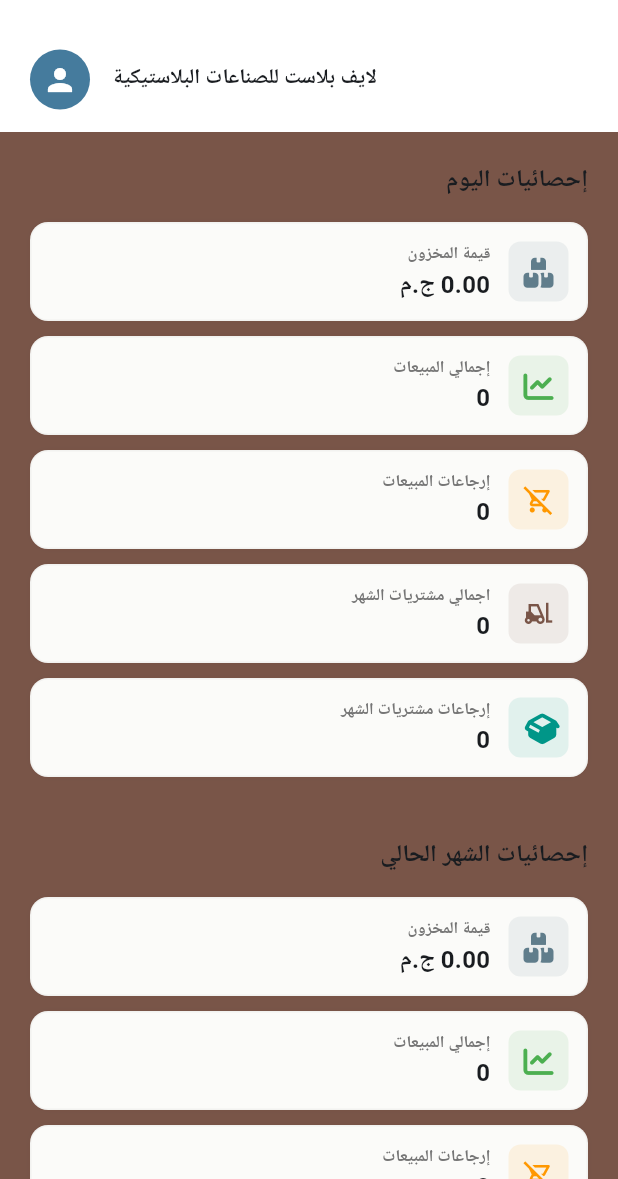
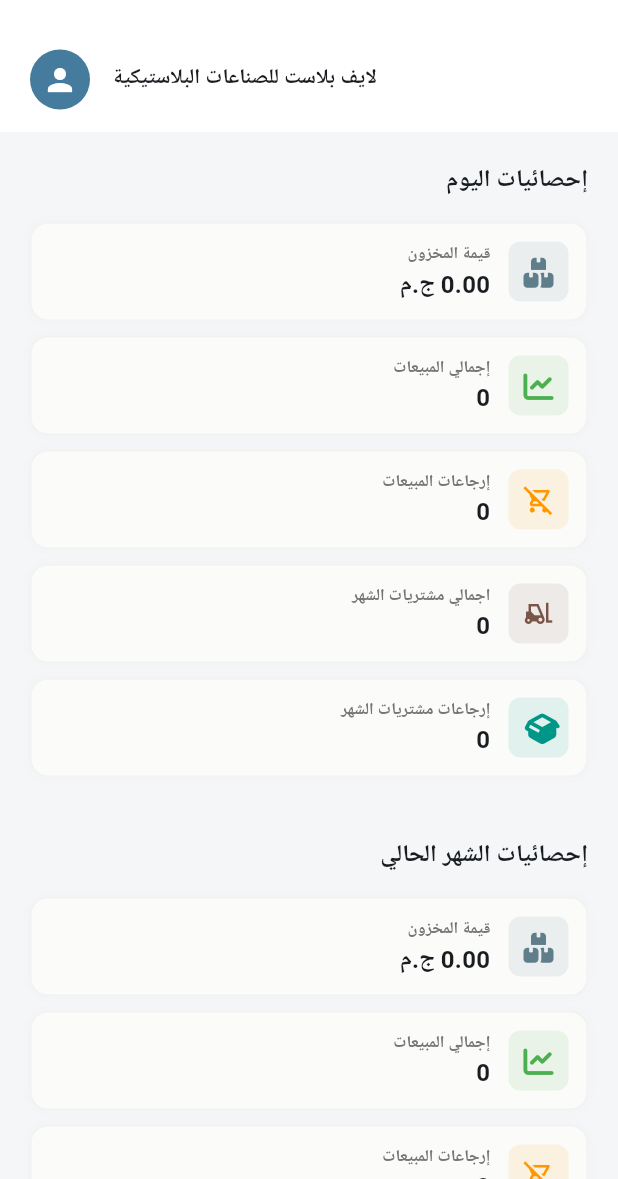
Before and after one commit to Mohamed-Kamal-1/life_plast, a Flutter app: the screen it shows after launch, on a phone screen of 412 x 824 dp, the part 57-1236 px from its top. Run offline on Flutter 3.47's test engine with Material 3 defaults, Android fonts, the phone set to English and light mode, and no system bars; our stand-ins replace flutter_bloc, font_awesome_flutter, get_it, google_fonts, injectable, pdf and 2 more; Roboto replaces fonts that are missing (Cairo, assets/fonts/Cairo-Regular.ttf).

```diff
--- a/lib/core/app_theme/app_theme.dart
+++ b/lib/core/app_theme/app_theme.dart
@@ -4,8 +4,8 @@
 class AppTheme {
   static ThemeData lightTheme = ThemeData(
     useMaterial3: true,
-    // scaffoldBackgroundColor: const Color(0xffF4F6F8),
-    scaffoldBackgroundColor:  Colors.brown,
+    scaffoldBackgroundColor: const Color(0xffF4F6F8),
+    // scaffoldBackgroundColor:  Colors.brown,
     colorScheme: ColorScheme.fromSeed(
       seedColor: const Color(0xff1E293B),
     ),
```
Also changed, not shown: shorebird.yaml (added, +14 -0 lines).
